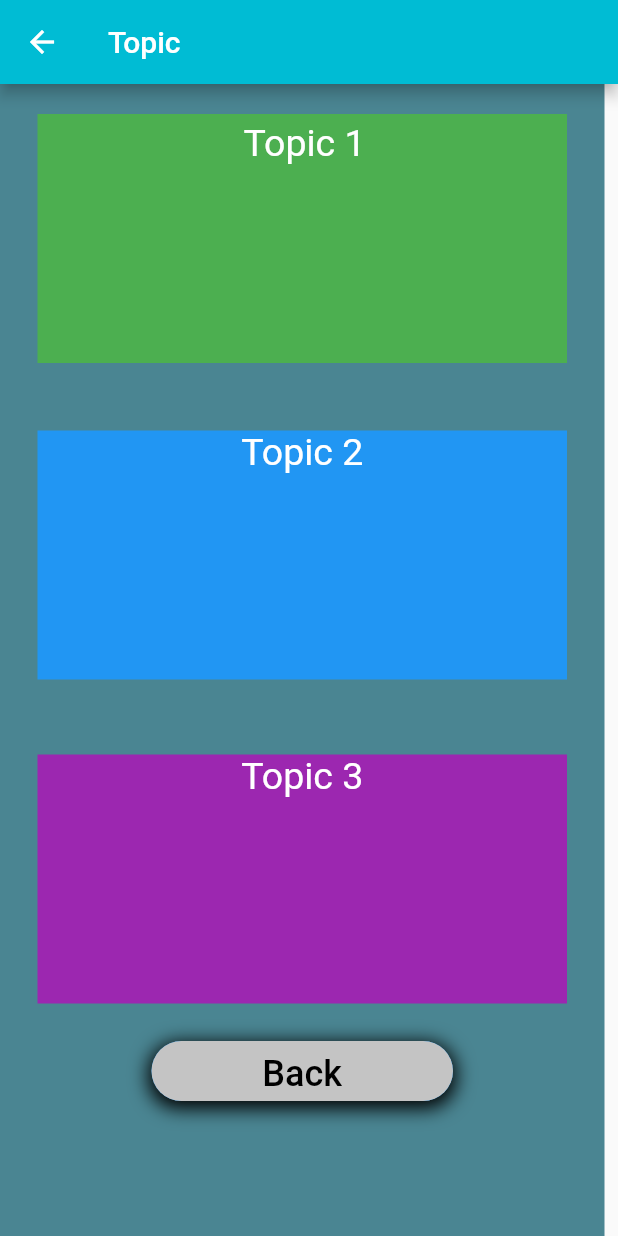
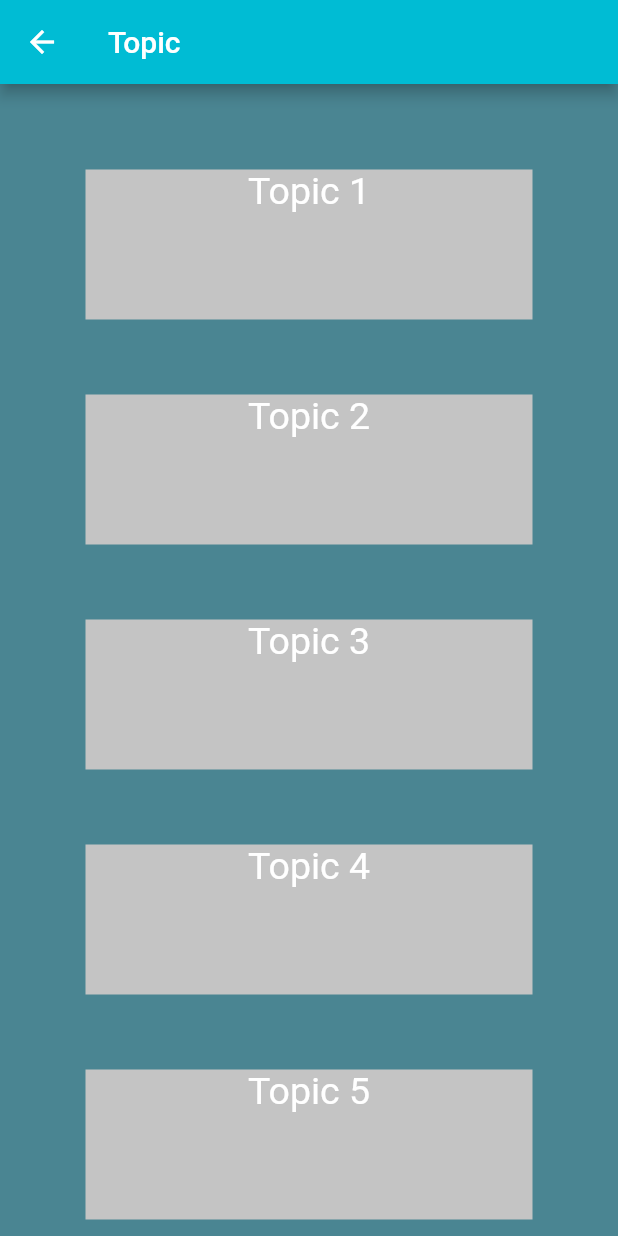
Before and after one commit to AfkarSiddiq/HeadAnatomy, a Flutter app: the topic screen opened directly, on a phone screen of 412 x 824 dp. Run offline on Flutter 3.47's test engine with Material 2 defaults, Android fonts, the phone set to English and light mode, and no system bars; our stand-ins replace from_css_color.

Commit message:
make page to be scrollable

```diff
--- a/headanatomi/lib/topic/home_view.dart
+++ b/headanatomi/lib/topic/home_view.dart
@@ -1,7 +1,7 @@
 import 'package:flutter/material.dart';
 import 'package:headanatomi/main.dart';
 import 'package:from_css_color/from_css_color.dart';
-import 'package:headanatomi/topic/subtopic.dart';
+import 'package:headanatomi/topic/topic.dart';
 
 class MyApp extends StatelessWidget {
   @override
--- a/headanatomi/lib/topic/subtopic.dart
+++ /dev/null
@@ -1,122 +0,0 @@
-import 'package:flutter/material.dart';
-import 'package:from_css_color/from_css_color.dart';
-import 'package:headanatomi/topic/home_view.dart';
-
-class topic extends StatefulWidget {
-  const topic({Key? key}) : super(key: key);
-
-  @override
-  State<topic> createState() => _topicState();
-}
-
-class _topicState extends State<topic> {
-  @override
-  Widget build(BuildContext context) {
-    return Container(
-      child: Scaffold(
-        appBar: AppBar(
-          title: Text("Topic"),
-          backgroundColor: fromCssColor("#00bcd4"),
-        ),
-        body: Container(
-
-          color: fromCssColor('#4A8592'),
-          child: Column(
-            children: <Widget>[
-              Column(
-                mainAxisAlignment: MainAxisAlignment.center,
-                //ROW 1
-                children: [
-                  Container(
-                     padding: EdgeInsets.fromLTRB(8.0, 5.0, 5.0, 6.0),
-                      margin: EdgeInsets.all(20),
-                      width: 353.0,
-                      height: 166.0,
-                      color: Colors.green,
-                      //Make a background to the container
-                      // decoration: BoxDecoration(
-                      //   image: DecorationImage(
-                      //     image: AssetImage("images/Skull.png"),
-                      //     fit: BoxFit.fill,
-                      //   ),
-                      // ),
-                      child: Text(
-                        'Topic 1',
-                        style: TextStyle(
-                          fontSize: 25.0,
-                          color: fromCssColor('#ffffff'),
-                        ),
-                        textAlign: TextAlign.center,
-                      )),
-                  Container(
-                      width: 353.0,
-                      height: 166.0,
-                      color: Colors.blue,
-                      margin: EdgeInsets.all(25.0),
-                      child: Text(
-                        'Topic 2',
-                        style: TextStyle(
-                          fontSize: 25.0,
-                          color: fromCssColor('#ffffff'),
-                        ),
-                        textAlign: TextAlign.center,
-                      )),
-                  Container(
-                      width: 353.0,
-                      height: 166.0,
-                      color: Colors.purple,
-                      margin: EdgeInsets.all(25.0),
-                      child: Text(
-                        'Topic 3',
-                        style: TextStyle(
-                          fontSize: 25.0,
-                          color: fromCssColor('#ffffff'),
-                        ),
-                        textAlign: TextAlign.center,
-                      )),
-                ],
-              ),
-              Container(
-                width: 201.0,
-                height: 40.0,
-                decoration: new BoxDecoration(
-                  color: Theme.of(context).primaryColor,
-                  borderRadius: new BorderRadius.circular(20.0),
-                  boxShadow: [
-                    BoxShadow(
-                      color: Colors.black,
-                      spreadRadius: 2,
-                      blurRadius: 10,
-                      offset: Offset(0, 3), // changes position of shadow
-                    )
-                  ],
-                ),
-                child: TextButton(
-                  style: TextButton.styleFrom(
-                    backgroundColor: fromCssColor('#c4c4c4'),
-                    shape: RoundedRectangleBorder(
-                      borderRadius: BorderRadius.circular(20),
-                    ),
-                  ),
-                  onPressed: () {
-                    Navigator.pop(
-                      context,
-                      MaterialPageRoute(builder: (context) => MyApp()),
-                    );
-                  },
-                  child: Text(
-                    "Back",
-                    style: TextStyle(
-                      fontSize: 24.0,
-                      color: fromCssColor('#000000'),
-                    ),
-                  ),
-                ),
-              ),
-            ],
-          ),
-        ),
-      ),
-    );
-  }
-}
--- /dev/null
+++ b/headanatomi/lib/topic/topic.dart
@@ -0,0 +1,199 @@
+import 'package:flutter/material.dart';
+import 'package:from_css_color/from_css_color.dart';
+import 'package:headanatomi/topic/home_view.dart';
+
+class topic extends StatefulWidget {
+  const topic({Key? key}) : super(key: key);
+
+  @override
+  State<topic> createState() => _topicState();
+}
+
+class _topicState extends State<topic> {
+  @override
+  Widget build(BuildContext context) {
+    return Container(
+      child: Scaffold(
+        appBar: AppBar(
+          title: Text("Topic"),
+          backgroundColor: fromCssColor("#00bcd4"),
+        ),
+        body: Container(
+          color: fromCssColor('#4A8592'),
+          child: ListView(
+            padding: EdgeInsets.all(32),
+            children: <Widget>[
+              Column(
+                mainAxisAlignment: MainAxisAlignment.center,
+                children: [
+                  Container(
+                      width: 353.0,
+                      height: 100.0,
+                      color: fromCssColor('#C4C4C4'),
+                      //Make a background to the container
+                      // decoration: BoxDecoration(
+                      //   image: DecorationImage(
+                      //     image: AssetImage("images/Skull.png"),
+                      //     fit: BoxFit.fill,
+                      //   ),
+                      // ),
+                      margin: EdgeInsets.all(25.0),
+                      child: Text(
+                        'Topic 1',
+                        style: TextStyle(
+                          fontSize: 25.0,
+                          color: fromCssColor('#ffffff'),
+                        ),
+                        textAlign: TextAlign.center,
+                      )),
+                  Container(
+                      width: 353.0,
+                      height: 100.0,
+                      color: fromCssColor('#C4C4C4'),
+                      //Make a background to the container
+                      // decoration: BoxDecoration(
+                      //   image: DecorationImage(
+                      //     image: AssetImage("images/Skull.png"),
+                      //     fit: BoxFit.fill,
+                      //   ),
+                      // ),
+                      margin: EdgeInsets.all(25.0),
+                      child: Text(
+                        'Topic 2',
+                        style: TextStyle(
+                          fontSize: 25.0,
+                          color: fromCssColor('#ffffff'),
+
+                        ),
+                        textAlign: TextAlign.center,
+                      )),
+                  Container(
+                      width: 353.0,
+                      height: 100.0,
+                      color: fromCssColor('#C4C4C4'),
+                      //Make a background to the container
+                      // decoration: BoxDecoration(
+                      //   image: DecorationImage(
+                      //     image: AssetImage("images/Skull.png"),
+                      //     fit: BoxFit.fill,
+                      //   ),
+                      // ),
+                      margin: EdgeInsets.all(25.0),
+                      child: Text(
+                        'Topic 3',
+                        style: TextStyle(
+                          fontSize: 25.0,
+                          color: fromCssColor('#ffffff'),
+                        ),
+                        textAlign: TextAlign.center,
+                      )
+                  ),
+                  Container(
+                      width: 353.0,
+                      height: 100.0,
+                      color: fromCssColor('#C4C4C4'),
+                      //Make a background to the container
+                      // decoration: BoxDecoration(
+                      //   image: DecorationImage(
+                      //     image: AssetImage("images/Skull.png"),
+                      //     fit: BoxFit.fill,
+                      //   ),
+                      // ),
+                      margin: EdgeInsets.all(25.0),
+                      child: Text(
+                        'Topic 4',
+                        style: TextStyle(
+                          fontSize: 25.0,
+                          color: fromCssColor('#ffffff'),
+                        ),
+                        textAlign: TextAlign.center,
+                      )
+                  ),
+                  Container(
+                      width: 353.0,
+                      height: 100.0,
+                      color: fromCssColor('#C4C4C4'),
+                      //Make a background to the container
+                      // decoration: BoxDecoration(
+                      //   image: DecorationImage(
+                      //     image: AssetImage("images/Skull.png"),
+                      //     fit: BoxFit.fill,
+                      //   ),
+                      // ),
+                      margin: EdgeInsets.all(25.0),
+                      child: Text(
+                        'Topic 5',
+                        style: TextStyle(
+                          fontSize: 25.0,
+                          color: fromCssColor('#ffffff'),
+                        ),
+                        textAlign: TextAlign.center,
+                      )
+                  ),
+                  Container(
+                      width: 353.0,
+                      height: 100.0,
+                      color: fromCssColor('#C4C4C4'),
+                      //Make a background to the container
+                      // decoration: BoxDecoration(
+                      //   image: DecorationImage(
+                      //     image: AssetImage("images/Skull.png"),
+                      //     fit: BoxFit.fill,
+                      //   ),
+                      // ),
+                      margin: EdgeInsets.all(25.0),
+                      child: Text(
+                        'Topic 6',
+                        style: TextStyle(
+                          fontSize: 25.0,
+                          color: fromCssColor('#ffffff'),
+                        ),
+                        textAlign: TextAlign.center,
+                      )
+                  ),
+                ],
+              ),
+              Container(
+                width: 201.0,
+                height: 40.0,
+                decoration: new BoxDecoration(
+                  color: Theme.of(context).primaryColor,
+                  borderRadius: new BorderRadius.circular(20.0),
+                  boxShadow: [
+                    BoxShadow(
+                      color: Colors.black,
+                      spreadRadius: 2,
+                      blurRadius: 10,
+                      offset: Offset(0, 3), // changes position of shadow
+                    )
+                  ],
+                ),
+                child: TextButton(
+                  style: TextButton.styleFrom(
+                    backgroundColor: fromCssColor('#c4c4c4'),
+                    shape: RoundedRectangleBorder(
+                      borderRadius: BorderRadius.circular(20),
+                    ),
+                  ),
+                  onPressed: () {
+                    Navigator.pop(
+                      context,
+                      MaterialPageRoute(builder: (context) => MyApp()),
+                    );
+                  },
+                  child: Text(
+                    "Back",
+                    style: TextStyle(
+                      fontSize: 24.0,
+                      color: fromCssColor('#000000'),
+                    ),
+                  ),
+                ),
+              ),
+            ],
+          ),
+        ),
+      ),
+    );
+  }
+}
```
